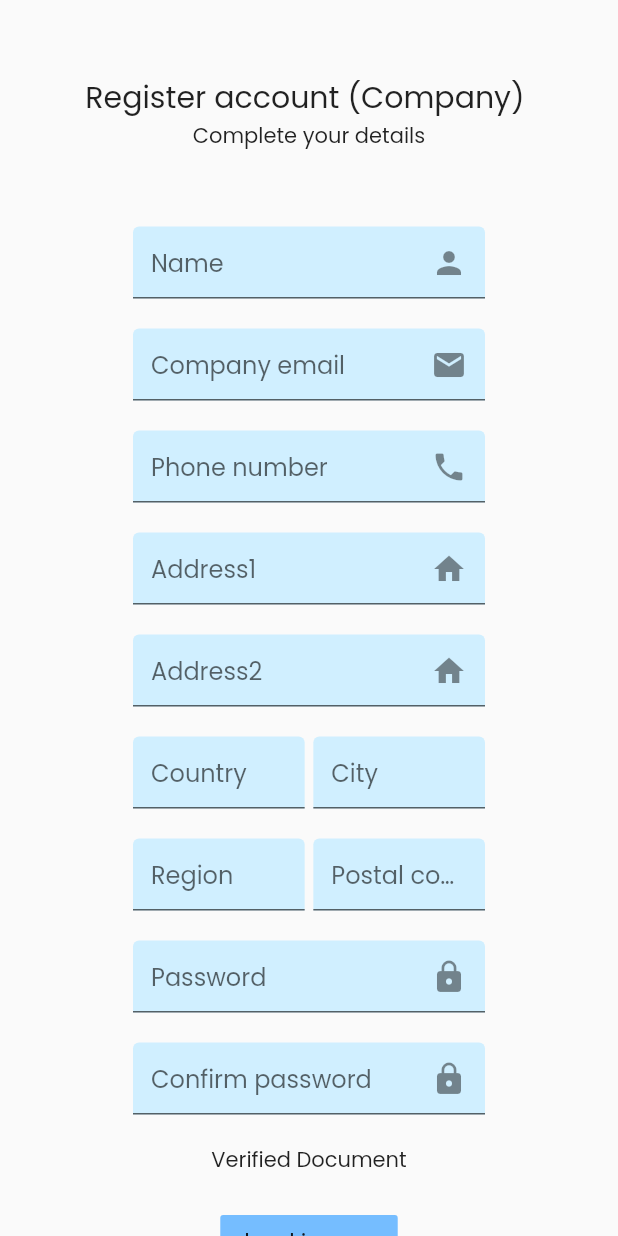
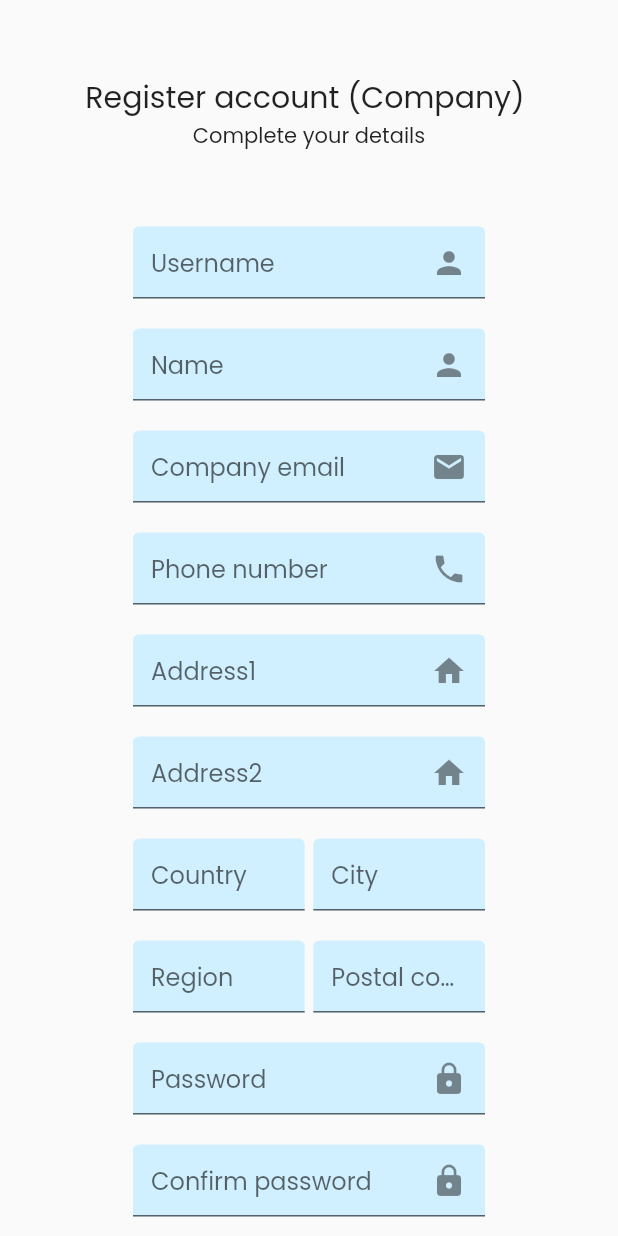
Before and after one commit to bbestbt/DivingTripAgency, a Flutter app: the SingupCompanyScreen screen opened directly, on a phone screen of 412 x 824 dp. Run offline on Flutter 3.47's test engine with Material 2 defaults, Android fonts, the phone set to English and light mode, and no system bars; our stand-ins replace flutter_svg, get, image_picker; missing offline and left inert: image_picker_for_web.

Commit message:
add username and position

```diff
--- a/lib/screens.dart/signup/company/company_form.dart
+++ b/lib/screens.dart/signup/company/company_form.dart
@@ -3,7 +3,7 @@
 import 'package:diving_trip_agency/screens.dart/signup/company/signup_divemaster.dart';
 import 'package:flutter/material.dart';
 import 'package:image_picker/image_picker.dart';
-
+//check pass
 class SignupCompanyForm extends StatefulWidget {
   @override
   _SignupCompanyFormState createState() => _SignupCompanyFormState();
@@ -11,7 +11,7 @@
 
 class _SignupCompanyFormState extends State<SignupCompanyForm> {
   String name;
-  // String lastname;
+  String username;
   String companyEmail;
  // String email;
   String phoneNumber;
@@ -28,7 +28,7 @@
   File _image;
   final List<String> errors = [];
   final TextEditingController _controllerName = TextEditingController();
-  // final TextEditingController _controllerLastname = TextEditingController();
+  final TextEditingController _controllerUsername = TextEditingController();
   final TextEditingController _controllerPassword = TextEditingController();
   //final TextEditingController _controllerEmail = TextEditingController();
   final TextEditingController _controllerCompanyemail = TextEditingController();
@@ -96,10 +96,10 @@
       child: Padding(
         padding: EdgeInsets.symmetric(horizontal: 20),
         child: Column(children: [
+          buildUsernameFormField(),
+          SizedBox(height: 20),
           buildNameFormField(),
           SizedBox(height: 20),
-          // buildLastnameFormField(),
-          // SizedBox(height: 20),
           buildCompanyEmailFormField(),
           SizedBox(height: 20),
           // buildEmailFormField(),
@@ -214,33 +214,33 @@
     );
   }
 
-  // TextFormField buildLastnameFormField() {
-  //   return TextFormField(
-  //     controller: _controllerLastname,
-  //     cursorColor: Color(0xFF6F35A5),
-  //     keyboardType: TextInputType.name,
-  //     onSaved: (newValue) => lastname = newValue,
-  //     onChanged: (value) {
-  //       if (value.isNotEmpty) {
-  //         removeError(error: "Please Enter your lastname");
-  //       }
-  //       return null;
-  //     },
-  //     validator: (value) {
-  //       if (value.isEmpty) {
-  //         addError(error: "Please Enter your lastname");
-  //         return "";
-  //       }
-  //       return null;
-  //     },
-  //     decoration: InputDecoration(
-  //         hintText: "Lastname",
-  //         filled: true,
-  //         fillColor: Color(0xFFFd0efff),
-  //         floatingLabelBehavior: FloatingLabelBehavior.always,
-  //         suffixIcon: Icon(Icons.person)),
-  //   );
-  // }
+  TextFormField buildUsernameFormField() {
+    return TextFormField(
+      controller: _controllerUsername,
+      cursorColor: Color(0xFF6F35A5),
+      keyboardType: TextInputType.name,
+      onSaved: (newValue) => username= newValue,
+      onChanged: (value) {
+        if (value.isNotEmpty) {
+          removeError(error: "Please Enter your username");
+        }
+        return null;
+      },
+      validator: (value) {
+        if (value.isEmpty) {
+          addError(error: "Please Enter your username");
+          return "";
+        }
+        return null;
+      },
+      decoration: InputDecoration(
+          hintText: "Username",
+          filled: true,
+          fillColor: Color(0xFFFd0efff),
+          floatingLabelBehavior: FloatingLabelBehavior.always,
+          suffixIcon: Icon(Icons.person)),
+    );
+  }
 
   TextFormField buildAddressFormField() {
     return TextFormField(
```
Also changed, not shown: lib/screens.dart/signup/company/staff_form.dart (+9 -9 lines), lib/screens.dart/signup/diver/diver_form.dart (+32 -1 lines).
